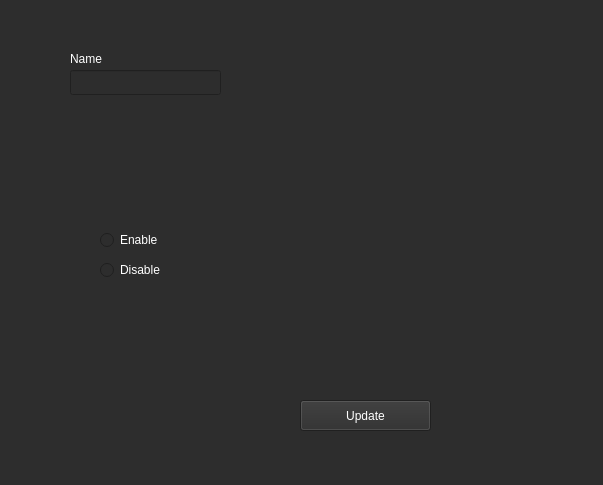
Above: UI/DNSConfig.ui from monico18/LTI-SDN-Controller before the change. Below: the same form after it.
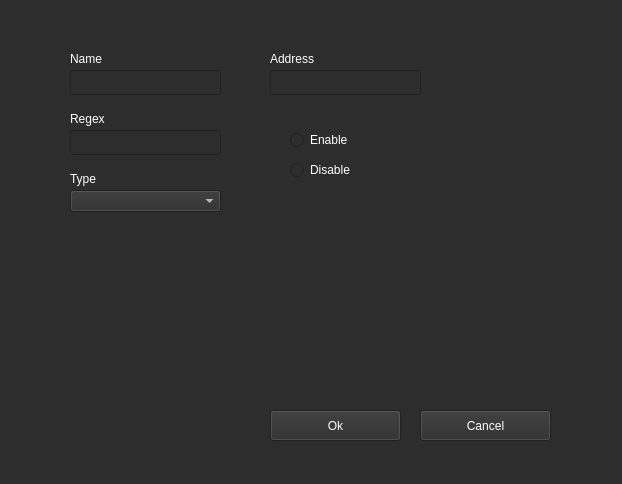
That is the form after the change.

The edit to the form file:
```diff
--- a/UI/DNSConfig.ui
+++ b/UI/DNSConfig.ui
@@ -6,8 +6,8 @@
    <rect>
     <x>0</x>
     <y>0</y>
-    <width>603</width>
-    <height>485</height>
+    <width>622</width>
+    <height>484</height>
    </rect>
   </property>
   <property name="windowTitle">
@@ -19,8 +19,8 @@
   <widget class="QPushButton" name="btn_add_dns">
    <property name="geometry">
     <rect>
-     <x>300</x>
-     <y>400</y>
+     <x>270</x>
+     <y>410</y>
      <width>131</width>
      <height>31</height>
     </rect>
@@ -144,7 +144,7 @@
     </palette>
    </property>
    <property name="text">
-    <string>Update</string>
+    <string>Ok</string>
    </property>
   </widget>
   <widget class="QLineEdit" name="lineEdit">
@@ -526,8 +526,8 @@
   <widget class="QRadioButton" name="radio_enable">
    <property name="geometry">
     <rect>
-     <x>100</x>
-     <y>230</y>
+     <x>290</x>
+     <y>130</y>
      <width>95</width>
      <height>20</height>
     </rect>
@@ -657,8 +657,8 @@
   <widget class="QRadioButton" name="radio_disable">
    <property name="geometry">
     <rect>
-     <x>100</x>
-     <y>260</y>
+     <x>290</x>
+     <y>160</y>
      <width>95</width>
      <height>20</height>
     </rect>
@@ -785,6 +785,1259 @@
     <string>Disable</string>
    </property>
   </widget>
+  <widget class="QLineEdit" name="line_regex">
+   <property name="enabled">
+    <bool>true</bool>
+   </property>
+   <property name="geometry">
+    <rect>
+     <x>70</x>
+     <y>130</y>
+     <width>151</width>
+     <height>25</height>
+    </rect>
+   </property>
+   <property name="palette">
+    <palette>
+     <active>
+      <colorrole role="WindowText">
+       <brush brushstyle="SolidPattern">
+        <color alpha="255">
+         <red>255</red>
+         <green>255</green>
+         <blue>255</blue>
+        </color>
+       </brush>
+      </colorrole>
+      <colorrole role="Button">
+       <brush brushstyle="SolidPattern">
+        <color alpha="255">
+         <red>45</red>
+         <green>45</green>
+         <blue>45</blue>
+        </color>
+       </brush>
+      </colorrole>
+      <colorrole role="Text">
+       <brush brushstyle="SolidPattern">
+        <color alpha="255">
+         <red>255</red>
+         <green>255</green>
+         <blue>255</blue>
+        </color>
+       </brush>
+      </colorrole>
+      <colorrole role="ButtonText">
+       <brush brushstyle="SolidPattern">
+        <color alpha="255">
+         <red>255</red>
+         <green>255</green>
+         <blue>255</blue>
+        </color>
+       </brush>
+      </colorrole>
+      <colorrole role="Base">
+       <brush brushstyle="SolidPattern">
+        <color alpha="255">
+         <red>45</red>
+         <green>45</green>
+         <blue>45</blue>
+        </color>
+       </brush>
+      </colorrole>
+      <colorrole role="Window">
+       <brush brushstyle="SolidPattern">
+        <color alpha="255">
+         <red>45</red>
+         <green>45</green>
+         <blue>45</blue>
+        </color>
+       </brush>
+      </colorrole>
+     </active>
+     <inactive>
+      <colorrole role="WindowText">
+       <brush brushstyle="SolidPattern">
+        <color alpha="255">
+         <red>255</red>
+         <green>255</green>
+         <blue>255</blue>
+        </color>
+       </brush>
+      </colorrole>
+      <colorrole role="Button">
+       <brush brushstyle="SolidPattern">
+        <color alpha="255">
+         <red>45</red>
+         <green>45</green>
+         <blue>45</blue>
+        </color>
+       </brush>
+      </colorrole>
+      <colorrole role="Text">
+       <brush brushstyle="SolidPattern">
+        <color alpha="255">
+         <red>255</red>
+         <green>255</green>
+         <blue>255</blue>
+        </color>
+       </brush>
+      </colorrole>
+      <colorrole role="ButtonText">
+       <brush brushstyle="SolidPattern">
+        <color alpha="255">
+         <red>255</red>
+         <green>255</green>
+         <blue>255</blue>
+        </color>
+       </brush>
+      </colorrole>
+      <colorrole role="Base">
+       <brush brushstyle="SolidPattern">
+        <color alpha="255">
+         <red>45</red>
+         <green>45</green>
+         <blue>45</blue>
+        </color>
+       </brush>
+      </colorrole>
+      <colorrole role="Window">
+       <brush brushstyle="SolidPattern">
+        <color alpha="255">
+         <red>45</red>
+         <green>45</green>
+         <blue>45</blue>
+        </color>
+       </brush>
+      </colorrole>
+     </inactive>
+     <disabled>
+      <colorrole role="WindowText">
+       <brush brushstyle="SolidPattern">
+        <color alpha="255">
+         <red>120</red>
+         <green>120</green>
+         <blue>120</blue>
+        </color>
+       </brush>
+      </colorrole>
+      <colorrole role="Button">
+       <brush brushstyle="SolidPattern">
+        <color alpha="255">
+         <red>45</red>
+         <green>45</green>
+         <blue>45</blue>
+        </color>
+       </brush>
+      </colorrole>
+      <colorrole role="Text">
+       <brush brushstyle="SolidPattern">
+        <color alpha="255">
+         <red>120</red>
+         <green>120</green>
+         <blue>120</blue>
+        </color>
+       </brush>
+      </colorrole>
+      <colorrole role="ButtonText">
+       <brush brushstyle="SolidPattern">
+        <color alpha="255">
+         <red>120</red>
+         <green>120</green>
+         <blue>120</blue>
+        </color>
+       </brush>
+      </colorrole>
+      <colorrole role="Base">
+       <brush brushstyle="SolidPattern">
+        <color alpha="255">
+         <red>45</red>
+         <green>45</green>
+         <blue>45</blue>
+        </color>
+       </brush>
+      </colorrole>
+      <colorrole role="Window">
+       <brush brushstyle="SolidPattern">
+        <color alpha="255">
+         <red>45</red>
+         <green>45</green>
+         <blue>45</blue>
+        </color>
+       </brush>
+      </colorrole>
+     </disabled>
+    </palette>
+   </property>
+   <property name="mouseTracking">
+    <bool>false</bool>
+   </property>
+   <property name="focusPolicy">
+    <enum>Qt::ClickFocus</enum>
+   </property>
+  </widget>
+  <widget class="QLabel" name="label_2">
+   <property name="geometry">
+    <rect>
+     <x>70</x>
+     <y>110</y>
+     <width>61</width>
+     <height>17</height>
+    </rect>
+   </property>
+   <property name="palette">
+    <palette>
+     <active>
+      <colorrole role="WindowText">
+       <brush brushstyle="SolidPattern">
+        <color alpha="255">
+         <red>255</red>
+         <green>255</green>
+         <blue>255</blue>
+        </color>
+       </brush>
+      </colorrole>
+      <colorrole role="Button">
+       <brush brushstyle="SolidPattern">
+        <color alpha="255">
+         <red>45</red>
+         <green>45</green>
+         <blue>45</blue>
+        </color>
+       </brush>
+      </colorrole>
+      <colorrole role="Text">
+       <brush brushstyle="SolidPattern">
+        <color alpha="255">
+         <red>255</red>
+         <green>255</green>
+         <blue>255</blue>
+        </color>
+       </brush>
+      </colorrole>
+      <colorrole role="ButtonText">
+       <brush brushstyle="SolidPattern">
+        <color alpha="255">
+         <red>255</red>
+         <green>255</green>
+         <blue>255</blue>
+        </color>
+       </brush>
+      </colorrole>
+      <colorrole role="Base">
+       <brush brushstyle="SolidPattern">
+        <color alpha="255">
+         <red>45</red>
+         <green>45</green>
+         <blue>45</blue>
+        </color>
+       </brush>
+      </colorrole>
+      <colorrole role="Window">
+       <brush brushstyle="SolidPattern">
+        <color alpha="255">
+         <red>45</red>
+         <green>45</green>
+         <blue>45</blue>
+        </color>
+       </brush>
+      </colorrole>
+     </active>
+     <inactive>
+      <colorrole role="WindowText">
+       <brush brushstyle="SolidPattern">
+        <color alpha="255">
+         <red>255</red>
+         <green>255</green>
+         <blue>255</blue>
+        </color>
+       </brush>
+      </colorrole>
+      <colorrole role="Button">
+       <brush brushstyle="SolidPattern">
+        <color alpha="255">
+         <red>45</red>
+         <green>45</green>
+         <blue>45</blue>
+        </color>
+       </brush>
+      </colorrole>
+      <colorrole role="Text">
+       <brush brushstyle="SolidPattern">
+        <color alpha="255">
+         <red>255</red>
+         <green>255</green>
+         <blue>255</blue>
+        </color>
+       </brush>
+      </colorrole>
+      <colorrole role="ButtonText">
+       <brush brushstyle="SolidPattern">
+        <color alpha="255">
+         <red>255</red>
+         <green>255</green>
+         <blue>255</blue>
+        </color>
+       </brush>
+      </colorrole>
+      <colorrole role="Base">
+       <brush brushstyle="SolidPattern">
+        <color alpha="255">
+         <red>45</red>
+         <green>45</green>
+         <blue>45</blue>
+        </color>
+       </brush>
+      </colorrole>
+      <colorrole role="Window">
+       <brush brushstyle="SolidPattern">
+        <color alpha="255">
+         <red>45</red>
+         <green>45</green>
+         <blue>45</blue>
+        </color>
+       </brush>
+      </colorrole>
+     </inactive>
+     <disabled>
+      <colorrole role="WindowText">
+       <brush brushstyle="SolidPattern">
+        <color alpha="255">
+         <red>120</red>
+         <green>120</green>
+         <blue>120</blue>
+        </color>
+       </brush>
+      </colorrole>
+      <colorrole role="Button">
+       <brush brushstyle="SolidPattern">
+        <color alpha="255">
+         <red>45</red>
+         <green>45</green>
+         <blue>45</blue>
+        </color>
+       </brush>
+      </colorrole>
+      <colorrole role="Text">
+       <brush brushstyle="SolidPattern">
+        <color alpha="255">
+         <red>120</red>
+         <green>120</green>
+         <blue>120</blue>
+        </color>
+       </brush>
+      </colorrole>
+      <colorrole role="ButtonText">
+       <brush brushstyle="SolidPattern">
+        <color alpha="255">
+         <red>120</red>
+         <green>120</green>
+         <blue>120</blue>
+        </color>
+       </brush>
+      </colorrole>
+      <colorrole role="Base">
+       <brush brushstyle="SolidPattern">
+        <color alpha="255">
+         <red>45</red>
+         <green>45</green>
+         <blue>45</blue>
+        </color>
+       </brush>
+      </colorrole>
+      <colorrole role="Window">
+       <brush brushstyle="SolidPattern">
+        <color alpha="255">
+         <red>45</red>
+         <green>45</green>
+         <blue>45</blue>
+        </color>
+       </brush>
+      </colorrole>
+     </disabled>
+    </palette>
+   </property>
+   <property name="text">
+    <string>Regex</string>
+   </property>
+  </widget>
+  <widget class="QComboBox" name="combo_type">
+   <property name="geometry">
+    <rect>
+     <x>70</x>
+     <y>190</y>
+     <width>151</width>
+     <height>22</height>
+    </rect>
+   </property>
+   <property name="palette">
+    <palette>
+     <active>
+      <colorrole role="WindowText">
+       <brush brushstyle="SolidPattern">
+        <color alpha="255">
+         <red>255</red>
+         <green>255</green>
+         <blue>255</blue>
+        </color>
+       </brush>
+      </colorrole>
+      <colorrole role="Button">
+       <brush brushstyle="SolidPattern">
+        <color alpha="255">
+         <red>45</red>
+         <green>45</green>
+         <blue>45</blue>
+        </color>
+       </brush>
+      </colorrole>
+      <colorrole role="Text">
+       <brush brushstyle="SolidPattern">
+        <color alpha="255">
+         <red>255</red>
+         <green>255</green>
+         <blue>255</blue>
+        </color>
+       </brush>
+      </colorrole>
+      <colorrole role="ButtonText">
+       <brush brushstyle="SolidPattern">
+        <color alpha="255">
+         <red>255</red>
+         <green>255</green>
+         <blue>255</blue>
+        </color>
+       </brush>
+      </colorrole>
+      <colorrole role="Base">
+       <brush brushstyle="SolidPattern">
+        <color alpha="255">
+         <red>45</red>
+         <green>45</green>
+         <blue>45</blue>
+        </color>
+       </brush>
+      </colorrole>
+      <colorrole role="Window">
+       <brush brushstyle="SolidPattern">
+        <color alpha="255">
+         <red>45</red>
+         <green>45</green>
+         <blue>45</blue>
+        </color>
+       </brush>
+      </colorrole>
+     </active>
+     <inactive>
+      <colorrole role="WindowText">
+       <brush brushstyle="SolidPattern">
+        <color alpha="255">
+         <red>255</red>
+         <green>255</green>
+         <blue>255</blue>
+        </color>
+       </brush>
+      </colorrole>
+      <colorrole role="Button">
+       <brush brushstyle="SolidPattern">
+        <color alpha="255">
+         <red>45</red>
+         <green>45</green>
+         <blue>45</blue>
+        </color>
+       </brush>
+      </colorrole>
+      <colorrole role="Text">
+       <brush brushstyle="SolidPattern">
+        <color alpha="255">
+         <red>255</red>
+         <green>255</green>
+         <blue>255</blue>
+        </color>
+       </brush>
+      </colorrole>
+      <colorrole role="ButtonText">
+       <brush brushstyle="SolidPattern">
+        <color alpha="255">
+         <red>255</red>
+         <green>255</green>
+         <blue>255</blue>
+        </color>
+       </brush>
+      </colorrole>
+      <colorrole role="Base">
+       <brush brushstyle="SolidPattern">
+        <color alpha="255">
+         <red>45</red>
+         <green>45</green>
+         <blue>45</blue>
+        </color>
+       </brush>
+      </colorrole>
+      <colorrole role="Window">
+       <brush brushstyle="SolidPattern">
+        <color alpha="255">
+         <red>45</red>
+         <green>45</green>
+         <blue>45</blue>
+        </color>
+       </brush>
+      </colorrole>
+     </inactive>
+     <disabled>
+      <colorrole role="WindowText">
+       <brush brushstyle="SolidPattern">
+        <color alpha="255">
+         <red>120</red>
+         <green>120</green>
+         <blue>120</blue>
+        </color>
+       </brush>
+      </colorrole>
+      <colorrole role="Button">
+       <brush brushstyle="SolidPattern">
+        <color alpha="255">
+         <red>45</red>
+         <green>45</green>
+         <blue>45</blue>
+        </color>
+       </brush>
+      </colorrole>
+      <colorrole role="Text">
+       <brush brushstyle="SolidPattern">
+        <color alpha="255">
+         <red>120</red>
+         <green>120</green>
+         <blue>120</blue>
+        </color>
+       </brush>
+      </colorrole>
+      <colorrole role="ButtonText">
+       <brush brushstyle="SolidPattern">
+        <color alpha="255">
+         <red>120</red>
+         <green>120</green>
+         <blue>120</blue>
+        </color>
+       </brush>
+      </colorrole>
+      <colorrole role="Base">
+       <brush brushstyle="SolidPattern">
+        <color alpha="255">
+         <red>45</red>
+         <green>45</green>
+         <blue>45</blue>
+        </color>
+       </brush>
+      </colorrole>
+      <colorrole role="Window">
+       <brush brushstyle="SolidPattern">
+        <color alpha="255">
+         <red>45</red>
+         <green>45</green>
+         <blue>45</blue>
+        </color>
+       </brush>
+      </colorrole>
+     </disabled>
+    </palette>
+   </property>
+  </widget>
+  <widget class="QLabel" name="label_3">
+   <property name="geometry">
+    <rect>
+     <x>70</x>
+     <y>170</y>
+     <width>61</width>
+     <height>17</height>
+    </rect>
+   </property>
+   <property name="palette">
+    <palette>
+     <active>
+      <colorrole role="WindowText">
+       <brush brushstyle="SolidPattern">
+        <color alpha="255">
+         <red>255</red>
+         <green>255</green>
+         <blue>255</blue>
+        </color>
+       </brush>
+      </colorrole>
+      <colorrole role="Button">
+       <brush brushstyle="SolidPattern">
+        <color alpha="255">
+         <red>45</red>
+         <green>45</green>
+         <blue>45</blue>
+        </color>
+       </brush>
+      </colorrole>
+      <colorrole role="Text">
+       <brush brushstyle="SolidPattern">
+        <color alpha="255">
+         <red>255</red>
+         <green>255</green>
+         <blue>255</blue>
+        </color>
+       </brush>
+      </colorrole>
+      <colorrole role="ButtonText">
+       <brush brushstyle="SolidPattern">
+        <color alpha="255">
+         <red>255</red>
+         <green>255</green>
+         <blue>255</blue>
+        </color>
+       </brush>
+      </colorrole>
+      <colorrole role="Base">
+       <brush brushstyle="SolidPattern">
+        <color alpha="255">
+         <red>45</red>
+         <green>45</green>
+         <blue>45</blue>
+        </color>
+       </brush>
+      </colorrole>
+      <colorrole role="Window">
+       <brush brushstyle="SolidPattern">
+        <color alpha="255">
+         <red>45</red>
+         <green>45</green>
+         <blue>45</blue>
+        </color>
+       </brush>
+      </colorrole>
+     </active>
+     <inactive>
+      <colorrole role="WindowText">
+       <brush brushstyle="SolidPattern">
+        <color alpha="255">
+         <red>255</red>
+         <green>255</green>
+         <blue>255</blue>
+        </color>
+       </brush>
+      </colorrole>
+      <colorrole role="Button">
+       <brush brushstyle="SolidPattern">
+        <color alpha="255">
+         <red>45</red>
+         <green>45</green>
+         <blue>45</blue>
+        </color>
+       </brush>
+      </colorrole>
+      <colorrole role="Text">
+       <brush brushstyle="SolidPattern">
+        <color alpha="255">
+         <red>255</red>
+         <green>255</green>
+         <blue>255</blue>
+        </color>
+       </brush>
+      </colorrole>
+      <colorrole role="ButtonText">
+       <brush brushstyle="SolidPattern">
+        <color alpha="255">
+         <red>255</red>
+         <green>255</green>
+         <blue>255</blue>
+        </color>
+       </brush>
+      </colorrole>
+      <colorrole role="Base">
+       <brush brushstyle="SolidPattern">
+        <color alpha="255">
+         <red>45</red>
+         <green>45</green>
+         <blue>45</blue>
+        </color>
+       </brush>
+      </colorrole>
+      <colorrole role="Window">
+       <brush brushstyle="SolidPattern">
+        <color alpha="255">
+         <red>45</red>
+         <green>45</green>
+         <blue>45</blue>
+        </color>
+       </brush>
+      </colorrole>
+     </inactive>
+     <disabled>
+      <colorrole role="WindowText">
+       <brush brushstyle="SolidPattern">
+        <color alpha="255">
+         <red>120</red>
+         <green>120</green>
+         <blue>120</blue>
+        </color>
+       </brush>
+      </colorrole>
+      <colorrole role="Button">
+       <brush brushstyle="SolidPattern">
+        <color alpha="255">
+         <red>45</red>
+         <green>45</green>
+         <blue>45</blue>
+        </color>
+       </brush>
+      </colorrole>
+      <colorrole role="Text">
+       <brush brushstyle="SolidPattern">
+        <color alpha="255">
+         <red>120</red>
+         <green>120</green>
+         <blue>120</blue>
+        </color>
+       </brush>
+      </colorrole>
+      <colorrole role="ButtonText">
+       <brush brushstyle="SolidPattern">
+        <color alpha="255">
+         <red>120</red>
+         <green>120</green>
+         <blue>120</blue>
+        </color>
+       </brush>
+      </colorrole>
+      <colorrole role="Base">
+       <brush brushstyle="SolidPattern">
+        <color alpha="255">
+         <red>45</red>
+         <green>45</green>
+         <blue>45</blue>
+        </color>
+       </brush>
+      </colorrole>
+      <colorrole role="Window">
+       <brush brushstyle="SolidPattern">
+        <color alpha="255">
+         <red>45</red>
+         <green>45</green>
+         <blue>45</blue>
+        </color>
+       </brush>
+      </colorrole>
+     </disabled>
+    </palette>
+   </property>
+   <property name="text">
+    <string>Type</string>
+   </property>
+  </widget>
+  <widget class="QLineEdit" name="line_address">
+   <property name="enabled">
+    <bool>true</bool>
+   </property>
+   <property name="geometry">
+    <rect>
+     <x>270</x>
+     <y>70</y>
+     <width>151</width>
+     <height>25</height>
+    </rect>
+   </property>
+   <property name="palette">
+    <palette>
+     <active>
+      <colorrole role="WindowText">
+       <brush brushstyle="SolidPattern">
+        <color alpha="255">
+         <red>255</red>
+         <green>255</green>
+         <blue>255</blue>
+        </color>
+       </brush>
+      </colorrole>
+      <colorrole role="Button">
+       <brush brushstyle="SolidPattern">
+        <color alpha="255">
+         <red>45</red>
+         <green>45</green>
+         <blue>45</blue>
+        </color>
+       </brush>
+      </colorrole>
+      <colorrole role="Text">
+       <brush brushstyle="SolidPattern">
+        <color alpha="255">
+         <red>255</red>
+         <green>255</green>
+         <blue>255</blue>
+        </color>
+       </brush>
+      </colorrole>
+      <colorrole role="ButtonText">
+       <brush brushstyle="SolidPattern">
+        <color alpha="255">
+         <red>255</red>
+         <green>255</green>
+         <blue>255</blue>
+        </color>
+       </brush>
+      </colorrole>
+      <colorrole role="Base">
+       <brush brushstyle="SolidPattern">
+        <color alpha="255">
+         <red>45</red>
+         <green>45</green>
+         <blue>45</blue>
+        </color>
+       </brush>
+      </colorrole>
+      <colorrole role="Window">
+       <brush brushstyle="SolidPattern">
+        <color alpha="255">
+         <red>45</red>
+         <green>45</green>
+         <blue>45</blue>
+        </color>
+       </brush>
+      </colorrole>
+     </active>
+     <inactive>
+      <colorrole role="WindowText">
+       <brush brushstyle="SolidPattern">
+        <color alpha="255">
+         <red>255</red>
+         <green>255</green>
+         <blue>255</blue>
+        </color>
+       </brush>
+      </colorrole>
+      <colorrole role="Button">
+       <brush brushstyle="SolidPattern">
+        <color alpha="255">
+         <red>45</red>
+         <green>45</green>
+         <blue>45</blue>
+        </color>
+       </brush>
+      </colorrole>
+      <colorrole role="Text">
+       <brush brushstyle="SolidPattern">
+        <color alpha="255">
+         <red>255</red>
+         <green>255</green>
+         <blue>255</blue>
+        </color>
+       </brush>
+      </colorrole>
+      <colorrole role="ButtonText">
+       <brush brushstyle="SolidPattern">
+        <color alpha="255">
+         <red>255</red>
+         <green>255</green>
+         <blue>255</blue>
+        </color>
+       </brush>
+      </colorrole>
+      <colorrole role="Base">
+       <brush brushstyle="SolidPattern">
+        <color alpha="255">
+         <red>45</red>
+         <green>45</green>
+         <blue>45</blue>
+        </color>
+       </brush>
+      </colorrole>
+      <colorrole role="Window">
+       <brush brushstyle="SolidPattern">
+        <color alpha="255">
+         <red>45</red>
+         <green>45</green>
+         <blue>45</blue>
+        </color>
+       </brush>
+      </colorrole>
+     </inactive>
+     <disabled>
+      <colorrole role="WindowText">
+       <brush brushstyle="SolidPattern">
+        <color alpha="255">
+         <red>120</red>
+         <green>120</green>
+         <blue>120</blue>
+        </color>
+       </brush>
+      </colorrole>
+      <colorrole role="Button">
+       <brush brushstyle="SolidPattern">
+        <color alpha="255">
+         <red>45</red>
+         <green>45</green>
+         <blue>45</blue>
+        </color>
+       </brush>
+      </colorrole>
+      <colorrole role="Text">
+       <brush brushstyle="SolidPattern">
+        <color alpha="255">
+         <red>120</red>
+         <green>120</green>
+         <blue>120</blue>
+        </color>
+       </brush>
+      </colorrole>
+      <colorrole role="ButtonText">
+       <brush brushstyle="SolidPattern">
+        <color alpha="255">
+         <red>120</red>
+         <green>120</green>
+         <blue>120</blue>
+        </color>
+       </brush>
+      </colorrole>
+      <colorrole role="Base">
+       <brush brushstyle="SolidPattern">
+        <color alpha="255">
+         <red>45</red>
+         <green>45</green>
+         <blue>45</blue>
+        </color>
+       </brush>
+      </colorrole>
+      <colorrole role="Window">
+       <brush brushstyle="SolidPattern">
+        <color alpha="255">
+         <red>45</red>
+         <green>45</green>
+         <blue>45</blue>
+        </color>
+       </brush>
+      </colorrole>
+     </disabled>
+    </palette>
+   </property>
+   <property name="mouseTracking">
+    <bool>false</bool>
+   </property>
+   <property name="focusPolicy">
+    <enum>Qt::ClickFocus</enum>
+   </property>
+   <property name="text">
+    <string/>
+   </property>
+  </widget>
+  <widget class="QLabel" name="label_4">
+   <property name="geometry">
+    <rect>
+     <x>270</x>
+     <y>50</y>
+     <width>61</width>
+     <height>17</height>
+    </rect>
+   </property>
+   <property name="palette">
+    <palette>
+     <active>
+      <colorrole role="WindowText">
+       <brush brushstyle="SolidPattern">
+        <color alpha="255">
+         <red>255</red>
+         <green>255</green>
+         <blue>255</blue>
+        </color>
+       </brush>
+      </colorrole>
+      <colorrole role="Button">
+       <brush brushstyle="SolidPattern">
+        <color alpha="255">
+         <red>45</red>
+         <green>45</green>
+         <blue>45</blue>
+        </color>
+       </brush>
+      </colorrole>
+      <colorrole role="Text">
+       <brush brushstyle="SolidPattern">
+        <color alpha="255">
+         <red>255</red>
+         <green>255</green>
+         <blue>255</blue>
+        </color>
+       </brush>
+      </colorrole>
+      <colorrole role="ButtonText">
+       <brush brushstyle="SolidPattern">
+        <color alpha="255">
+         <red>255</red>
+         <green>255</green>
+         <blue>255</blue>
+        </color>
+       </brush>
+      </colorrole>
+      <colorrole role="Base">
+       <brush brushstyle="SolidPattern">
+        <color alpha="255">
+         <red>45</red>
+         <green>45</green>
+         <blue>45</blue>
+        </color>
+       </brush>
+      </colorrole>
+      <colorrole role="Window">
+       <brush brushstyle="SolidPattern">
+        <color alpha="255">
+         <red>45</red>
+         <green>45</green>
+         <blue>45</blue>
+        </color>
+       </brush>
+      </colorrole>
+     </active>
+     <inactive>
+      <colorrole role="WindowText">
+       <brush brushstyle="SolidPattern">
+        <color alpha="255">
+         <red>255</red>
+         <green>255</green>
+         <blue>255</blue>
+        </color>
+       </brush>
+      </colorrole>
+      <colorrole role="Button">
+       <brush brushstyle="SolidPattern">
+        <color alpha="255">
+         <red>45</red>
+         <green>45</green>
+         <blue>45</blue>
+        </color>
+       </brush>
+      </colorrole>
+      <colorrole role="Text">
+       <brush brushstyle="SolidPattern">
+        <color alpha="255">
+         <red>255</red>
+         <green>255</green>
+         <blue>255</blue>
+        </color>
+       </brush>
+      </colorrole>
+      <colorrole role="ButtonText">
+       <brush brushstyle="SolidPattern">
+        <color alpha="255">
+         <red>255</red>
+         <green>255</green>
+         <blue>255</blue>
+        </color>
+       </brush>
+      </colorrole>
+      <colorrole role="Base">
+       <brush brushstyle="SolidPattern">
+        <color alpha="255">
+         <red>45</red>
+         <green>45</green>
+         <blue>45</blue>
+        </color>
+       </brush>
+      </colorrole>
+      <colorrole role="Window">
+       <brush brushstyle="SolidPattern">
+        <color alpha="255">
+         <red>45</red>
+         <green>45</green>
+         <blue>45</blue>
+        </color>
+       </brush>
+      </colorrole>
+     </inactive>
+     <disabled>
+      <colorrole role="WindowText">
+       <brush brushstyle="SolidPattern">
+        <color alpha="255">
+         <red>120</red>
+         <green>120</green>
+         <blue>120</blue>
+        </color>
+       </brush>
+      </colorrole>
+      <colorrole role="Button">
+       <brush brushstyle="SolidPattern">
+        <color alpha="255">
+         <red>45</red>
+         <green>45</green>
+         <blue>45</blue>
+        </color>
+       </brush>
+      </colorrole>
+      <colorrole role="Text">
+       <brush brushstyle="SolidPattern">
+        <color alpha="255">
+         <red>120</red>
+         <green>120</green>
+         <blue>120</blue>
+        </color>
+       </brush>
+      </colorrole>
+      <colorrole role="ButtonText">
+       <brush brushstyle="SolidPattern">
+        <color alpha="255">
+         <red>120</red>
+         <green>120</green>
+         <blue>120</blue>
+        </color>
+       </brush>
+      </colorrole>
+      <colorrole role="Base">
+       <brush brushstyle="SolidPattern">
+        <color alpha="255">
+         <red>45</red>
+         <green>45</green>
+         <blue>45</blue>
+        </color>
+       </brush>
+      </colorrole>
+      <colorrole role="Window">
+       <brush brushstyle="SolidPattern">
+        <color alpha="255">
+         <red>45</red>
+         <green>45</green>
+         <blue>45</blue>
+        </color>
+       </brush>
+      </colorrole>
+     </disabled>
+    </palette>
+   </property>
+   <property name="text">
+    <string>Address</string>
+   </property>
+  </widget>
+  <widget class="QPushButton" name="btn_cancel_dns">
+   <property name="geometry">
+    <rect>
+     <x>420</x>
+     <y>410</y>
+     <width>131</width>
+     <height>31</height>
+    </rect>
+   </property>
+   <property name="palette">
+    <palette>
+     <active>
+      <colorrole role="Button">
+       <brush brushstyle="SolidPattern">
+        <color alpha="255">
+         <red>45</red>
+         <green>45</green>
+         <blue>45</blue>
+        </color>
+       </brush>
+      </colorrole>
+      <colorrole role="ButtonText">
+       <brush brushstyle="SolidPattern">
+        <color alpha="255">
+         <red>255</red>
+         <green>255</green>
+         <blue>255</blue>
+        </color>
+       </brush>
+      </colorrole>
+      <colorrole role="Base">
+       <brush brushstyle="SolidPattern">
+        <color alpha="255">
+         <red>45</red>
+         <green>45</green>
+         <blue>45</blue>
+        </color>
+       </brush>
+      </colorrole>
+      <colorrole role="Window">
+       <brush brushstyle="SolidPattern">
+        <color alpha="255">
+         <red>45</red>
+         <green>45</green>
+         <blue>45</blue>
+        </color>
+       </brush>
+      </colorrole>
+     </active>
+     <inactive>
+      <colorrole role="Button">
+       <brush brushstyle="SolidPattern">
+        <color alpha="255">
+         <red>45</red>
+         <green>45</green>
+         <blue>45</blue>
+        </color>
+       </brush>
+      </colorrole>
+      <colorrole role="ButtonText">
+       <brush brushstyle="SolidPattern">
+        <color alpha="255">
+         <red>255</red>
+         <green>255</green>
+         <blue>255</blue>
+        </color>
+       </brush>
+      </colorrole>
+      <colorrole role="Base">
+       <brush brushstyle="SolidPattern">
+        <color alpha="255">
+         <red>45</red>
+         <green>45</green>
+         <blue>45</blue>
+        </color>
+       </brush>
+      </colorrole>
+      <colorrole role="Window">
+       <brush brushstyle="SolidPattern">
+        <color alpha="255">
+         <red>45</red>
+         <green>45</green>
+         <blue>45</blue>
+        </color>
+       </brush>
+      </colorrole>
+     </inactive>
+     <disabled>
+      <colorrole role="Button">
+       <brush brushstyle="SolidPattern">
+        <color alpha="255">
+         <red>45</red>
+         <green>45</green>
+         <blue>45</blue>
+        </color>
+       </brush>
+      </colorrole>
+      <colorrole role="ButtonText">
+       <brush brushstyle="SolidPattern">
+        <color alpha="255">
+         <red>120</red>
+         <green>120</green>
+         <blue>120</blue>
+        </color>
+       </brush>
+      </colorrole>
+      <colorrole role="Base">
+       <brush brushstyle="SolidPattern">
+        <color alpha="255">
+         <red>45</red>
+         <green>45</green>
+         <blue>45</blue>
+        </color>
+       </brush>
+      </colorrole>
+      <colorrole role="Window">
+       <brush brushstyle="SolidPattern">
+        <color alpha="255">
+         <red>45</red>
+         <green>45</green>
+         <blue>45</blue>
+        </color>
+       </brush>
+      </colorrole>
+     </disabled>
+    </palette>
+   </property>
+   <property name="text">
+    <string>Cancel</string>
+   </property>
+  </widget>
  </widget>
  <resources/>
  <connections/>
```
Left out of the diff: 2 changed lines with no effect on the pictures.
